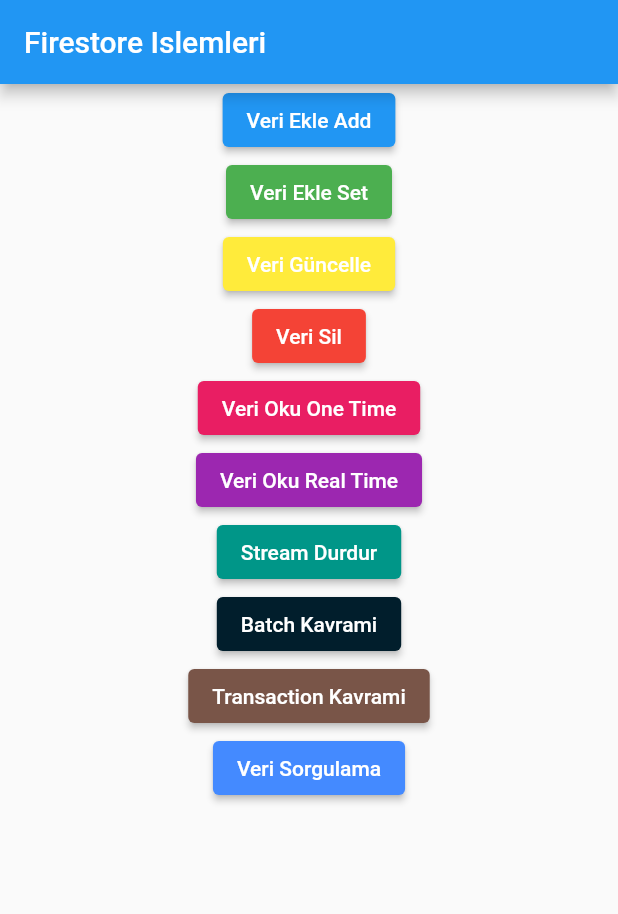
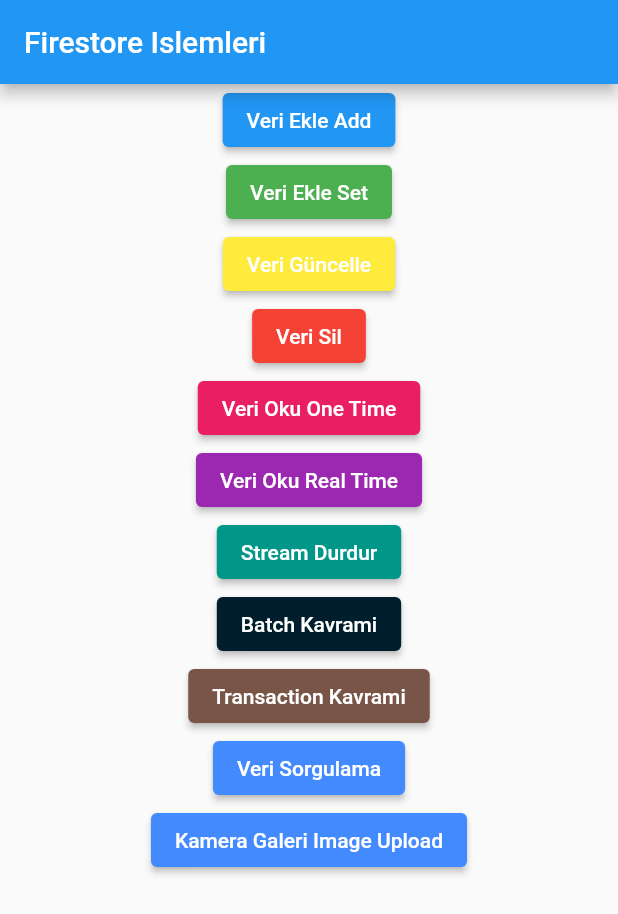
Before and after one commit to aycabadem/firebase_auth1, a Flutter app: the screen it shows after launch, after a tap on "Veri Sorgulama", on a phone screen of 412 x 824 dp. Shown: the top 914 px of the screen. Run offline on Flutter 3.47's test engine with Material 2 defaults, Android fonts, the phone set to English and light mode, and no system bars; our stand-ins replace cloud_firestore, firebase_auth, firebase_core, firebase_storage, google_sign_in, image_picker; accounts and stored records are empty.

Commit message:
image upload

```diff
--- a/lib/firestore_islemleri.dart
+++ b/lib/firestore_islemleri.dart
@@ -1,7 +1,10 @@
 import 'dart:async';
+import 'dart:io';
 
 import 'package:cloud_firestore/cloud_firestore.dart';
+import 'package:firebase_storage/firebase_storage.dart';
 import 'package:flutter/material.dart';
+import 'package:image_picker/image_picker.dart';
 
 class FireStoreIslemleri extends StatelessWidget {
   FireStoreIslemleri({Key? key}) : super(key: key);
@@ -66,6 +69,11 @@ class FireStoreIslemleri extends StatelessWidget {
             onPressed: () => queryingData(),
             style: ElevatedButton.styleFrom(primary: Colors.blueAccent),
             child: const Text('Veri Sorgulama'),
+          ),
+          ElevatedButton(
+            onPressed: () => kameraGaleriImageUpload(),
+            style: ElevatedButton.styleFrom(primary: Colors.blueAccent),
+            child: const Text('Kamera Galeri Image Upload'),
           ),
         ],
       )),
@@ -187,5 +195,42 @@ class FireStoreIslemleri extends StatelessWidget {
     });
   }
 
-  queryingData() {}
+  queryingData() async {
+    var _userRef = _firestore.collection('users');
+    var _sonuc = await _userRef.where('yas', isEqualTo: 34).get();
+
+    // for (var user in _sonuc.docs) {
+    //   debugPrint(user.data().toString());
+    // }
+    var _sirala = await _userRef.orderBy('yas', descending: true).get();
+    for (var user in _sirala.docs) {
+      debugPrint(user.data().toString());
+    }
+
+    //String ARAMA:
+    // var _stringSearch = await _userRef
+    //     .orderBy('email')
+    //     .startAt(['emre']).endAt(['emre' + '\uf8ff']).get();
+
+    // for (var user in _stringSearch.docs) {
+    //   debugPrint(user.data().toString());
+    // }
+  }
+
+  kameraGaleriImageUpload() async {
+    final ImagePicker _picker = ImagePicker();
+    XFile? _file = await _picker.pickImage(source: ImageSource.camera);
+
+    var _profileRef = FirebaseStorage.instance.ref('users/profil_resimleri');
+
+    var _task = _profileRef.putFile(File(_file!.path));
+
+    _task.whenComplete(() async {
+      var _url = await _profileRef.getDownloadURL();
+      _firestore
+          .doc('users/0UC3vfYHAMZqM7bnzKXq')
+          .set({'profile_pic': _url.toString()}, SetOptions(merge: true));
+      debugPrint(_url);
+    });
+  }
 }
--- a/pubspec.yaml
+++ b/pubspec.yaml
@@ -38,6 +38,8 @@ dependencies:
   firebase_auth: ^3.3.16
   google_sign_in: ^5.3.0
   cloud_firestore: ^3.1.15
+  firebase_storage: ^10.2.16
+  image_picker: ^0.8.5+3
 
 dev_dependencies:
   flutter_test:
```
Also changed, not shown: pubspec.lock, 1 other file.
